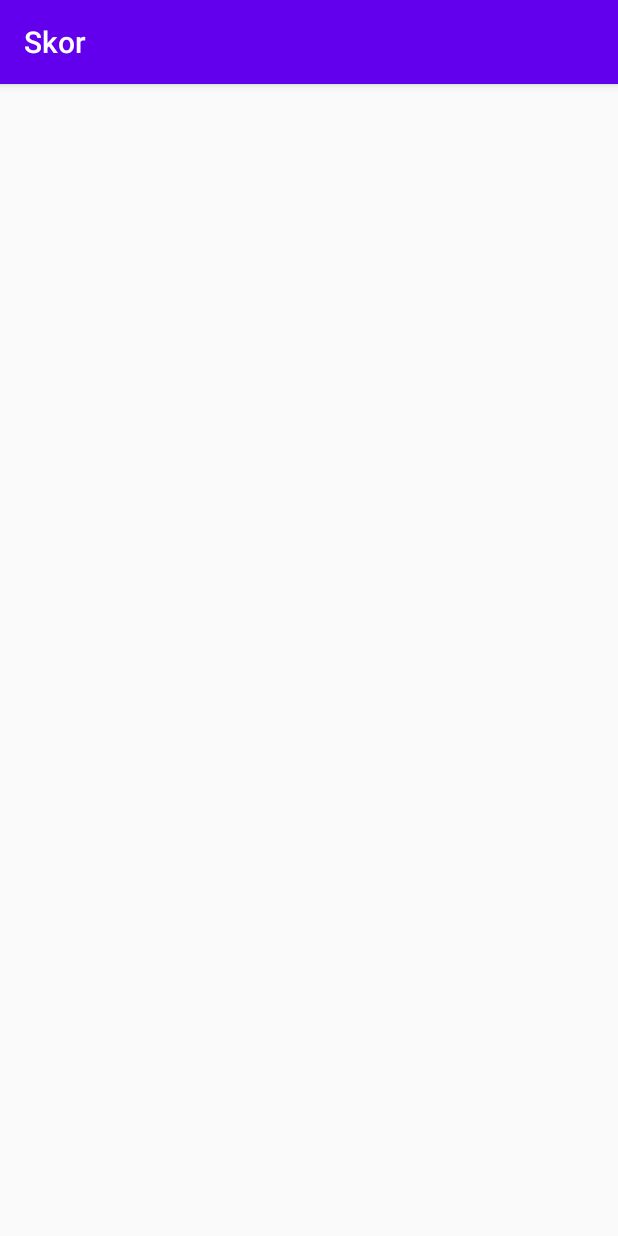
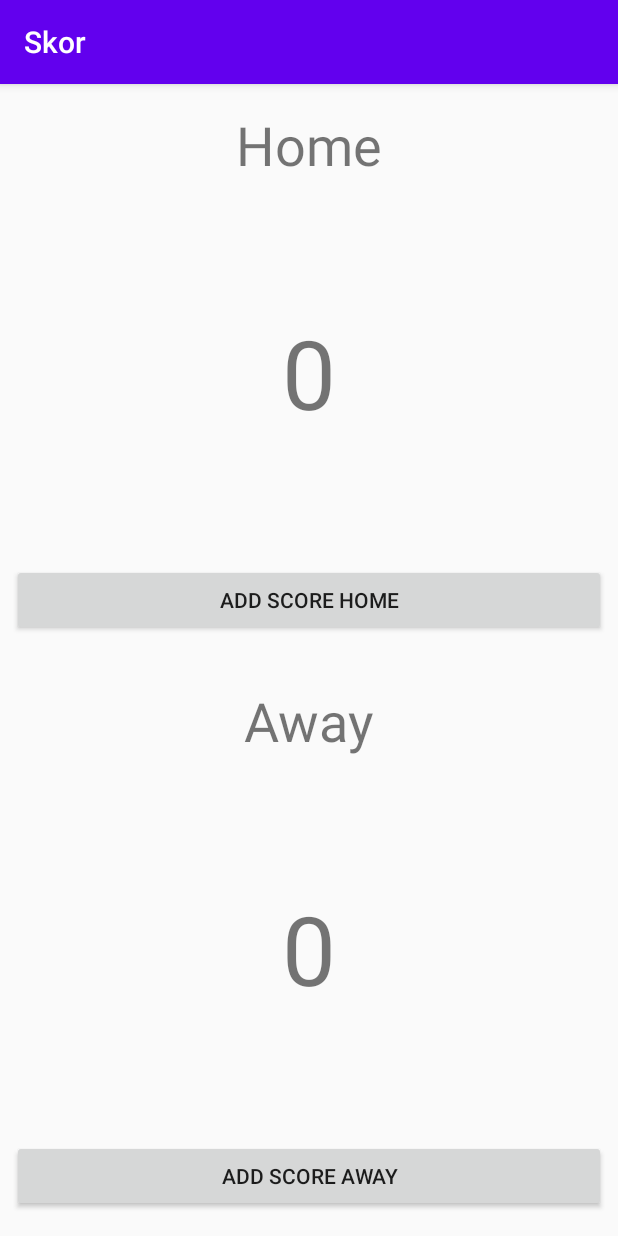
Before and after one commit to polinema-mobile/09-navigation-03-EM2CIQ2, an Android app: the screen it shows after launch (MainActivity), on a phone screen of 412 x 824 dp. Run offline under Robolectric (Android 15) with nearby library versions, the phone set to English and light mode, and no system bars; our stand-ins replace data binding.

```diff
--- a/app/src/main/java/id/ac/polinema/skor/fragments/ScoreFragment.java
+++ b/app/src/main/java/id/ac/polinema/skor/fragments/ScoreFragment.java
@@ -1,15 +1,21 @@
 package id.ac.polinema.skor.fragments;
 
 import android.os.Bundle;
+import android.util.Log;
 import android.view.LayoutInflater;
 import android.view.View;
 import android.view.ViewGroup;
+import android.widget.Toast;
 
+import androidx.databinding.DataBindingUtil;
 import androidx.fragment.app.Fragment;
+import androidx.navigation.Navigation;
 
 import java.util.ArrayList;
 import java.util.List;
 
+import id.ac.polinema.skor.R;
+import id.ac.polinema.skor.databinding.FragmentScoreBinding;
 import id.ac.polinema.skor.models.GoalScorer;
 
 /**
@@ -38,15 +44,22 @@ public class ScoreFragment extends Fragment {
 	@Override
 	public View onCreateView(LayoutInflater inflater, ViewGroup container,
 							 Bundle savedInstanceState) {
-		return null;
+		FragmentScoreBinding binding = DataBindingUtil.inflate(inflater, R.layout.fragment_score, container, false);
+
+		binding.setHomeGoalScorerList(homeGoalScorerList);
+		binding.setAwayGoalScorerList(awayGoalScorerList);
+		binding.setFragment(this);
+		return binding.getRoot();
 	}
 
 	public void onAddHomeClick(View view) {
-
+		ScoreFragmentDirections.GoalScorerAction action = ScoreFragmentDirections.goalScorerAction(HOME_REQUEST_KEY);
+		Navigation.findNavController(view).navigate(action);
 	}
 
 	public void onAddAwayClick(View view) {
-
+		ScoreFragmentDirections.GoalScorerAction action = ScoreFragmentDirections.goalScorerAction(AWAY_REQUEST_KEY);
+		Navigation.findNavController(view).navigate(action);
 	}
 
 }
--- a/app/src/main/res/layout/activity_main.xml
+++ b/app/src/main/res/layout/activity_main.xml
@@ -6,15 +6,17 @@
     android:layout_height="match_parent"
     tools:context=".MainActivity">
 
-	<fragment
-		android:id="@+id/fragment"
+	<androidx.fragment.app.FragmentContainerView
+		android:id="@+id/nav_host_fragment"
 		android:name="androidx.navigation.fragment.NavHostFragment"
 		android:layout_width="0dp"
 		android:layout_height="0dp"
+		app:layout_constraintLeft_toLeftOf="parent"
+		app:layout_constraintRight_toRightOf="parent"
+		app:layout_constraintTop_toTopOf="parent"
+		app:layout_constraintBottom_toBottomOf="parent"
+
 		app:defaultNavHost="true"
-		app:layout_constraintBottom_toBottomOf="parent"
-		app:layout_constraintEnd_toEndOf="parent"
-		app:layout_constraintStart_toStartOf="parent"
-		app:layout_constraintTop_toTopOf="parent"
 		app:navGraph="@navigation/navigation" />
+
 </androidx.constraintlayout.widget.ConstraintLayout>
--- a/app/src/main/res/layout/fragment_goal.xml
+++ b/app/src/main/res/layout/fragment_goal.xml
@@ -6,7 +6,9 @@
 	>
 
 	<data>
-
+		<variable
+			name="fragment"
+			type="id.ac.polinema.skor.fragments.GoalFragment" />
 	</data>
 
 	<androidx.constraintlayout.widget.ConstraintLayout
@@ -78,6 +80,7 @@
 			android:layout_marginStart="8dp"
 			android:layout_marginEnd="8dp"
 			android:layout_marginBottom="8dp"
+			android:onClick="@{(v) -> fragment.onCancelClicked(v)}"
 			android:text="Cancel"
 			app:layout_constraintBottom_toBottomOf="parent"
 			app:layout_constraintEnd_toStartOf="@+id/guideline3"
--- a/app/src/main/res/layout/fragment_score.xml
+++ b/app/src/main/res/layout/fragment_score.xml
@@ -2,10 +2,17 @@
 <layout
 	xmlns:android="http://schemas.android.com/apk/res/android"
 	xmlns:app="http://schemas.android.com/apk/res-auto"
-	xmlns:tools="http://schemas.android.com/tools"
-	>
+	xmlns:tools="http://schemas.android.com/tools" >
 	<data>
-
+		<variable
+			name="homeGoalScorerList"
+			type="java.util.List" />
+		<variable
+			name="awayGoalScorerList"
+			type="java.util.List" />
+		<variable
+			name="fragment"
+			type="id.ac.polinema.skor.fragments.ScoreFragment" />
 	</data>
 
 	<androidx.constraintlayout.widget.ConstraintLayout
@@ -42,6 +49,7 @@
 			android:layout_marginStart="8dp"
 			android:layout_marginEnd="8dp"
 			android:layout_marginBottom="16dp"
+			android:onClick="@{(v) -> fragment.onAddHomeClick(v)}"
 			android:text="Add Score Home"
 			app:layout_constraintBottom_toTopOf="@+id/guideline"
 			app:layout_constraintEnd_toEndOf="parent"
@@ -54,6 +62,7 @@
 			android:layout_marginStart="8dp"
 			android:layout_marginEnd="8dp"
 			android:layout_marginBottom="16dp"
+			android:onClick="@{(v) -> fragment.onAddAwayClick(v)}"
 			android:text="Add Score Away"
 			app:layout_constraintBottom_toBottomOf="parent"
 			app:layout_constraintEnd_toEndOf="parent"
@@ -72,6 +81,7 @@
 			android:layout_width="wrap_content"
 			android:layout_height="wrap_content"
 			android:textSize="64sp"
+			android:text="@{String.valueOf(homeGoalScorerList.size())}"
 			app:layout_constraintBottom_toTopOf="@+id/guideline"
 			app:layout_constraintEnd_toEndOf="parent"
 			app:layout_constraintStart_toStartOf="parent"
@@ -82,6 +92,7 @@
 			android:layout_width="wrap_content"
 			android:layout_height="wrap_content"
 			android:textSize="64sp"
+			android:text="@{String.valueOf(awayGoalScorerList.size())}"
 			app:layout_constraintBottom_toBottomOf="parent"
 			app:layout_constraintEnd_toEndOf="parent"
 			app:layout_constraintStart_toStartOf="parent"
--- a/app/src/main/res/navigation/navigation.xml
+++ b/app/src/main/res/navigation/navigation.xml
@@ -1,8 +1,7 @@
 <?xml version="1.0" encoding="utf-8"?>
 <navigation xmlns:android="http://schemas.android.com/apk/res/android"
-    xmlns:app="http://schemas.android.com/apk/res-auto"
     xmlns:tools="http://schemas.android.com/tools"
-	android:id="@+id/navigation"
+    xmlns:app="http://schemas.android.com/apk/res-auto" android:id="@+id/navigation"
     app:startDestination="@id/score_dest">
 
     <fragment
@@ -14,6 +13,7 @@
             android:id="@+id/goal_scorer_action"
             app:destination="@id/goal_dest" />
     </fragment>
+
     <fragment
         android:id="@+id/goal_dest"
         android:name="id.ac.polinema.skor.fragments.GoalFragment"
--- a/build.gradle
+++ b/build.gradle
@@ -5,8 +5,8 @@ buildscript {
         jcenter()
     }
     dependencies {
-        classpath "com.android.tools.build:gradle:4.0.2"
-        classpath "androidx.navigation:navigation-safe-args-gradle-plugin:2.3.0"
+        classpath 'com.android.tools.build:gradle:4.1.0'
+        classpath "androidx.navigation:navigation-safe-args-gradle-plugin:2.3.1"
         // NOTE: Do not place your application dependencies here; they belong
         // in the individual module build.gradle files
     }
```
Also changed, not shown: app/src/main/java/id/ac/polinema/skor/fragments/GoalFragment.java (+11 -2 lines), gradle/wrapper/gradle-wrapper.properties. Lines whose indentation alone changed are shown as unchanged.
